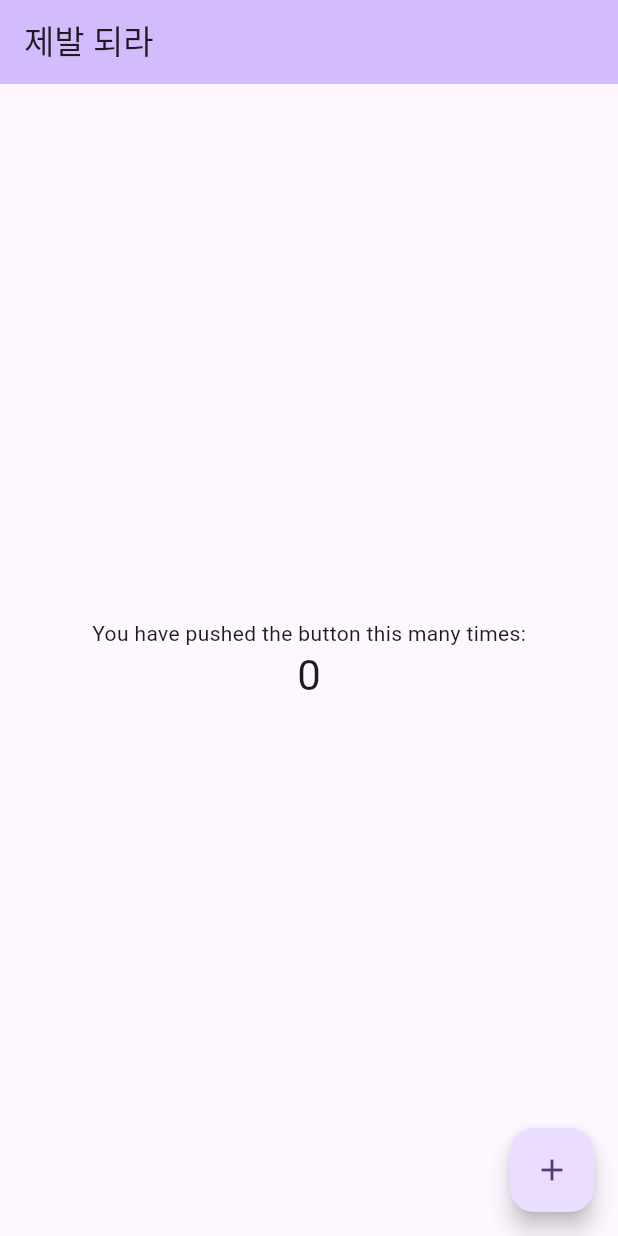
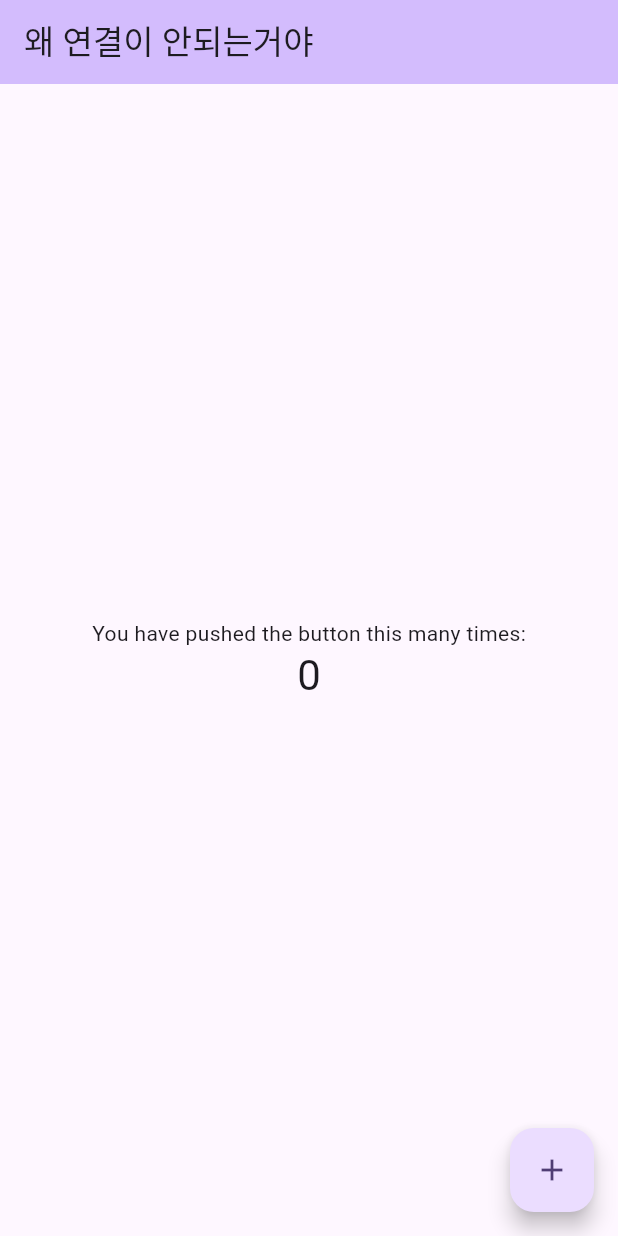
Before and after one commit to hyejung777/subway_api, a Flutter app: the screen it shows after launch, on a phone screen of 412 x 824 dp. Run offline on Flutter 3.47's test engine with Material 3 defaults, Android fonts, the phone set to English and light mode, and no system bars.

```diff
--- a/lib/main.dart
+++ b/lib/main.dart
@@ -16,7 +16,7 @@ class MyApp extends StatelessWidget {
         colorScheme: ColorScheme.fromSeed(seedColor: Colors.deepPurple),
         useMaterial3: true,
       ),
-      home: const MyHome(title: '제발 되라'),
+      home: const MyHome(title: '왜 연결이 안되는거야'),
     );
   }
 }
```
